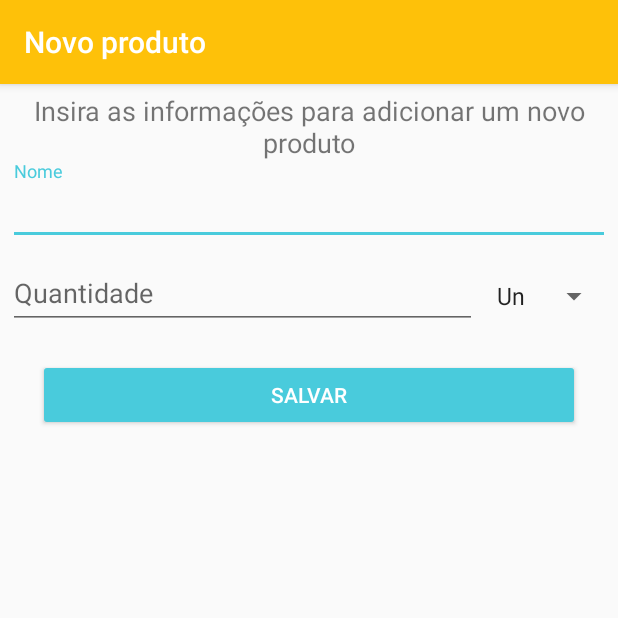
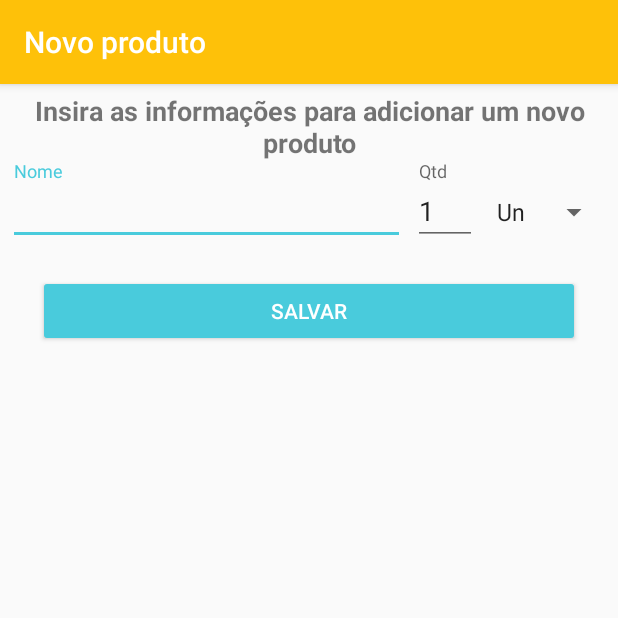
Before and after one commit to raphaelframos/devmov1, an Android app: the screen it shows after launch (NovoProdutoActivity), after a tap on an icon or button, on a phone screen of 412 x 824 dp, the top half of it. Run offline under Robolectric (Android 15) with nearby library versions, the phone set to English and light mode, and no system bars.

Commit message:
Singleton, nova tela de criacao de produto

```diff
--- a/CarrinhoDeCompras/app/src/main/java/br/com/raphaelframos/carrinhodecompras/MainActivity.java
+++ b/CarrinhoDeCompras/app/src/main/java/br/com/raphaelframos/carrinhodecompras/MainActivity.java
@@ -6,10 +6,7 @@ import androidx.appcompat.app.AppCompatActivity;
 
 import android.content.DialogInterface;
 import android.content.Intent;
-import android.net.Uri;
 import android.os.Bundle;
-import android.os.Environment;
-import android.provider.MediaStore;
 import android.view.Menu;
 import android.view.MenuItem;
 import android.view.View;
@@ -20,15 +17,19 @@ import android.widget.Toast;
 
 import com.google.android.material.floatingactionbutton.FloatingActionButton;
 
-import java.io.File;
 import java.util.ArrayList;
 
+import br.com.raphaelframos.carrinhodecompras.bancodedados.ProdutoRepository;
+import br.com.raphaelframos.carrinhodecompras.bancodedados.Singleton;
 import br.com.raphaelframos.carrinhodecompras.model.Produto;
 
 public class MainActivity extends AppCompatActivity {
 
     private FloatingActionButton floatingActionButtonNovo;
     private ListView listViewProdutos;
+    private ArrayList<Produto> produtos;
+    private ArrayAdapter<Produto> adapter;
+
 
     @Override
     protected void onCreate(Bundle savedInstanceState) {
@@ -38,32 +39,7 @@ public class MainActivity extends AppCompatActivity {
         floatingActionButtonNovo = findViewById(R.id.floatingActionButton_novo);
         listViewProdutos = findViewById(R.id.listView_produtos);
 
-        final ArrayList<Produto> produtos = new ArrayList<>();
-        final Produto produto = new Produto();
-        produto.setNome("Coca cola");
-        produto.setQuantidade(2);
-        produto.setUnidade("Un");
-        produtos.add(produto);
-
-        Produto produto2 = new Produto();
-        produto2.setNome("Pepsi");
-        produto2.setQuantidade(5);
-        produto2.setUnidade("Un");
-        produtos.add(produto2);
-
-        Produto produto3 = new Produto();
-        produto3.setNome("Detergente");
-        produto3.setQuantidade(2);
-        produto3.setUnidade("L");
-        produtos.add(produto3);
-
-        Produto produto4 = new Produto();
-        produto4.setNome("Batata");
-        produto4.setQuantidade(2.5);
-        produto4.setUnidade("Kg");
-        produtos.add(produto4);
-
-        final ArrayAdapter<Produto> adapter = new ArrayAdapter<>(MainActivity.this, android.R.layout.simple_list_item_1, produtos);
+        criaAdapter();
         listViewProdutos.setAdapter(adapter);
         listViewProdutos.setOnItemClickListener(new AdapterView.OnItemClickListener() {
             @Override
@@ -100,6 +76,22 @@ public class MainActivity extends AppCompatActivity {
         });
     }
 
+    private void criaAdapter() {
+        produtos = ProdutoRepository.getProdutos();
+        adapter = new ArrayAdapter<>(MainActivity.this, android.R.layout.simple_list_item_1, produtos);
+    }
+
+    @Override
+    protected void onResume() {
+        super.onResume();
+        atualizaAdapter();
+    }
+
+    private void atualizaAdapter() {
+        produtos = ProdutoRepository.getProdutos();
+        adapter.notifyDataSetChanged();
+    }
+
     @Override
     public boolean onCreateOptionsMenu(Menu menu) {
         getMenuInflater().inflate(R.menu.menu_principal, menu);
--- /dev/null
+++ b/CarrinhoDeCompras/app/src/main/java/br/com/raphaelframos/carrinhodecompras/bancodedados/ProdutoRepository.java
@@ -0,0 +1,19 @@
+package br.com.raphaelframos.carrinhodecompras.bancodedados;
+
+import java.util.ArrayList;
+import java.util.Collections;
+import java.util.Comparator;
+
+import br.com.raphaelframos.carrinhodecompras.model.Produto;
+
+public class ProdutoRepository {
+
+    public static ArrayList<Produto> getProdutos() {
+        ArrayList<Produto> produtos = Singleton.getInstance().getProdutos();
+        return produtos;
+    }
+
+    public static void add(Produto produto) {
+        Singleton.getInstance().add(produto);
+    }
+}
--- /dev/null
+++ b/CarrinhoDeCompras/app/src/main/java/br/com/raphaelframos/carrinhodecompras/bancodedados/Singleton.java
@@ -0,0 +1,35 @@
+package br.com.raphaelframos.carrinhodecompras.bancodedados;
+
+import java.util.ArrayList;
+import java.util.List;
+
+import br.com.raphaelframos.carrinhodecompras.model.Produto;
+
+public class Singleton {
+
+    private static Singleton instance;
+
+    private static ArrayList<Produto> produtos;
+
+    public static Singleton getInstance(){
+        if(instance == null){
+            instance = new Singleton();
+        }
+
+        if(produtos == null){
+            produtos = new ArrayList<>();
+        }
+
+        return instance;
+    }
+
+    public void add(Produto produto){
+        produtos.add(produto);
+    }
+
+    public ArrayList<Produto> getProdutos(){
+        return produtos;
+    }
+
+
+}
--- a/CarrinhoDeCompras/app/src/main/res/layout/activity_novo_produto.xml
+++ b/CarrinhoDeCompras/app/src/main/res/layout/activity_novo_produto.xml
@@ -11,43 +11,52 @@
     <TextView
         android:gravity="center_horizontal"
         android:textSize="18sp"
+        android:textStyle="bold"
         android:text="Insira as informações para adicionar um novo produto"
         android:layout_width="match_parent"
         android:layout_height="wrap_content"></TextView>
 
 
-    <com.google.android.material.textfield.TextInputLayout
-        android:layout_width="match_parent"
-        android:layout_height="wrap_content">
 
-        <com.google.android.material.textfield.TextInputEditText
-            android:id="@+id/editTextNome"
-            android:layout_width="match_parent"
-            android:layout_height="wrap_content"
-            android:inputType="textCapWords"
-            android:hint="@string/nome" />
-
-
-    </com.google.android.material.textfield.TextInputLayout>
 
     <LinearLayout
         android:orientation="horizontal"
         android:layout_width="match_parent"
         android:layout_height="wrap_content">
+
         <com.google.android.material.textfield.TextInputLayout
             android:layout_weight="1"
             android:layout_width="0dip"
             android:layout_height="wrap_content">
 
             <com.google.android.material.textfield.TextInputEditText
+                android:id="@+id/editTextNome"
+                android:layout_width="match_parent"
+                android:layout_height="wrap_content"
+                android:inputType="textCapWords"
+                android:hint="@string/nome" />
+
+
+        </com.google.android.material.textfield.TextInputLayout>
+
+
+        <com.google.android.material.textfield.TextInputLayout
+            android:layout_marginLeft="5dp"
+            android:layout_width="wrap_content"
+            android:layout_height="wrap_content">
+
+            <com.google.android.material.textfield.TextInputEditText
                 android:id="@+id/editTextQuantidade"
+                android:minEms="2"
+                android:text="1"
                 android:layout_width="match_parent"
                 android:layout_height="wrap_content"
                 android:inputType="numberDecimal"
-                android:hint="@string/quantidade" />
+                android:hint="Qtd" />
         </com.google.android.material.textfield.TextInputLayout>
 
         <Spinner
+            android:id="@+id/spinnerUnidades"
             android:layout_marginLeft="5dp"
             android:entries="@array/unidades"
             android:layout_width="wrap_content"
```
Also changed, not shown: CarrinhoDeCompras/app/src/main/java/br/com/raphaelframos/carrinhodecompras/CalculoActivity.java (+15 -0 lines), CarrinhoDeCompras/app/src/main/java/br/com/raphaelframos/carrinhodecompras/NovoProdutoActivity.java (+16 -1 lines), CarrinhoDeCompras/app/src/main/java/br/com/raphaelframos/carrinhodecompras/model/Produto.java (+23 -0 lines).
